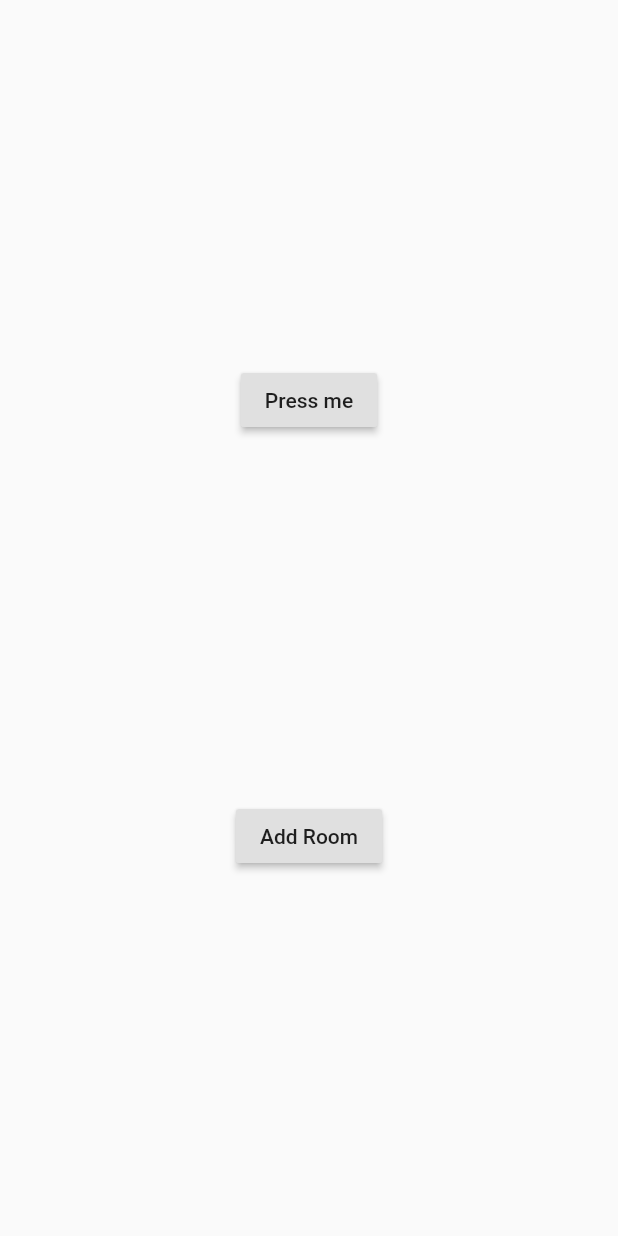
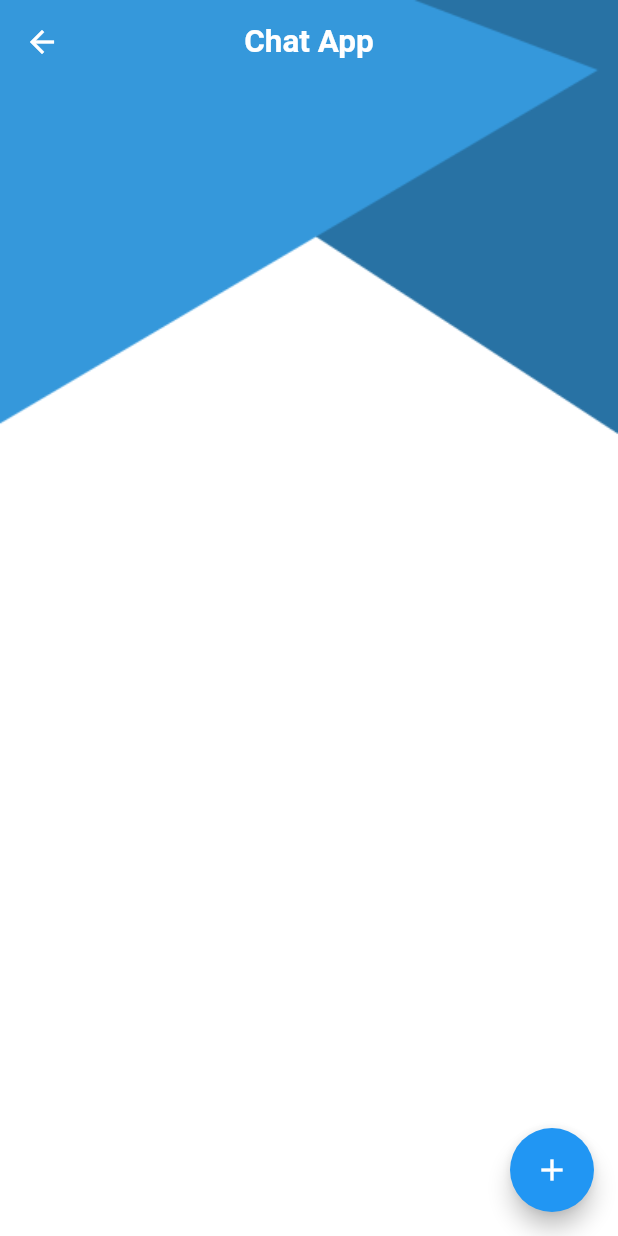
Before and after one commit to hazemt1/chat, a Flutter app: the HomeScreen screen opened by its route, on a phone screen of 412 x 824 dp. Run offline on Flutter 3.47's test engine with Material 2 defaults, Android fonts, the light colour scheme and no system bars; our stand-ins replace cloud_firestore, firebase_auth, firebase_core, fluttertoast; accounts and stored records are empty; Roboto replaces fonts that are missing (Poppins).

Commit message:
Home Page Added Missing Route to Join Room 'Incomplete'

```diff
--- a/lib/home/HomeScreen.dart
+++ b/lib/home/HomeScreen.dart
@@ -1,24 +1,99 @@
 import 'package:chat/addRoom/AddRoom.dart';
 import 'package:chat/chatRoom/ChatRoomScreen.dart';
-import 'package:chat/chatRoom/JoinRoom.dart';
+import 'package:chat/database/DataBaseHelper.dart';
 import 'package:chat/model/Room.dart';
+import 'package:cloud_firestore/cloud_firestore.dart';
 import 'package:flutter/material.dart';
+
+import 'RoomWidget.dart';
 
 class HomeScreen extends StatelessWidget {
  static const ROUTE_NAME='home';
+ late CollectionReference<Room> roomsCollectionReference;
+
+
+ HomeScreen(){
+   roomsCollectionReference = getRoomsCollectionWithConverter();
+ }
+
   @override
   Widget build(BuildContext context) {
+    return Stack(
+      children: [
+        Container(
+          decoration: BoxDecoration(
+              color: Colors.white,
+              image: DecorationImage(
+                image: AssetImage('assets/images/bg.png'),
+                fit: BoxFit.fill,
+              )),
+          child: Scaffold(
+            appBar: AppBar(
+              elevation: 0,
+              backgroundColor: Colors.transparent,
+              title: Text('Chat App',
+                style: TextStyle(
+                  fontSize: 21,
+                  fontWeight: FontWeight.bold,
+                  fontFamily: 'Poppins',
+                  color: Colors.white,
+                ),
+              ),
+              centerTitle: true,
+            ),
+            backgroundColor: Colors.transparent,
+            floatingActionButton: FloatingActionButton(
+              onPressed: (){
+                Navigator.pushNamed(context, AddRoom.ROUTE_NAME);
+              },
+              child: Icon(Icons.add),
+            ),
+            body: Container(
+              margin: EdgeInsets.only(top:64, bottom: 12,left: 12,right: 12),
+              child: FutureBuilder<QuerySnapshot<Room>>(
+                future: roomsCollectionReference.get(),
+                builder: (context,AsyncSnapshot<QuerySnapshot<Room>> snapShot){
+                  if(snapShot.hasError)
+                    return Text('Something Went Wrong');
+                  else if(snapShot.connectionState == ConnectionState.done) {
+                    final List<Room> roomsList = snapShot.data?.docs.map((singleDoc) =>
+                        singleDoc.data()).toList()??[];
+                    return GridView.builder(
+                      gridDelegate: SliverGridDelegateWithFixedCrossAxisCount(
+                        crossAxisCount: 2,
+                        crossAxisSpacing: 4,
+                        mainAxisSpacing: 4,
+                      ),
+                      itemBuilder: (context, index) {
+                        return RoomWidget(roomsList[index]);
+                      },
+                      itemCount: roomsList.length,
+                    );
+                  }
+                  return Center(child: CircularProgressIndicator(),);
+              },
+              ),
+            ),
+          ),
+        )
+      ],
+    );
+  }
+}
+
+
+/*
 return Scaffold(
-      body: Column(
-        mainAxisAlignment: MainAxisAlignment.spaceEvenly,
-       children :[
-         Center(
+appBar: AppBar(
+
+),
+body: Center(
 child: RaisedButton(
 onPressed: () {
 Navigator.pushNamed(
 context,
-                 JoinRoom.ROUTE_NAME,
-                 arguments: RoomArgs(
+ChatRoomScreen.ROUTE_NAME,
+arguments: ChatRoomArgs(
 Room(
 id: 'QznCh04O2nDwRI6dCznZ',
 description: 'fun',
@@ -31,20 +106,5 @@ class HomeScreen extends StatelessWidget {
 child: Text('Press me'),
 ),
 ),
-         Center(
-           child: RaisedButton(
-             onPressed: () {
-               Navigator.pushNamed(
-                 context,
-                 AddRoom.ROUTE_NAME,
-
 );
-             },
-             child: Text('Add Room'),
-           ),
-         ),
-       ]
-      ),
-    );
-  }
-}
+ */
```
Also changed, not shown: lib/home/RoomWidget.dart (added, +48 -0 lines), lib/main.dart (+6 -7 lines). Lines whose indentation alone changed are shown as unchanged.
